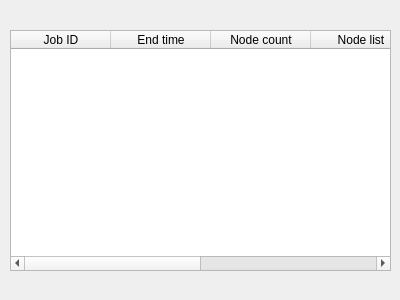
The window that gui/widgets_templates/show-jobs.ui (intdata-bsc/idact-gui) describes before a commit, drawn with Qt 5.
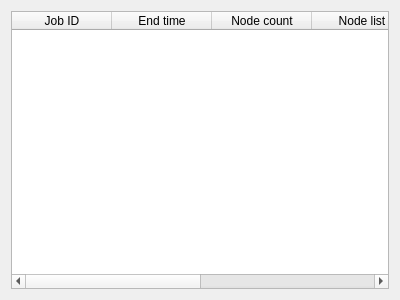
The same window after the commit.

Diff of the .ui file:
```diff
--- a/gui/widgets_templates/show-jobs.ui
+++ b/gui/widgets_templates/show-jobs.ui
@@ -13,15 +13,9 @@
   <property name="windowTitle">
    <string>Jobs in queue</string>
   </property>
+  <layout class="QGridLayout" name="gridLayout">
+   <item row="0" column="0">
   <widget class="QTableWidget" name="jobs_table">
-   <property name="geometry">
-    <rect>
-     <x>10</x>
-     <y>30</y>
-     <width>381</width>
-     <height>241</height>
-    </rect>
-   </property>
    <property name="columnCount">
     <number>6</number>
    </property>
@@ -56,6 +50,8 @@
     </property>
    </column>
   </widget>
+   </item>
+  </layout>
  </widget>
  <resources/>
  <connections/>
```
Left out of the diff: 6 changed lines with no effect on the pictures. Lines whose indentation alone changed are shown as unchanged.
